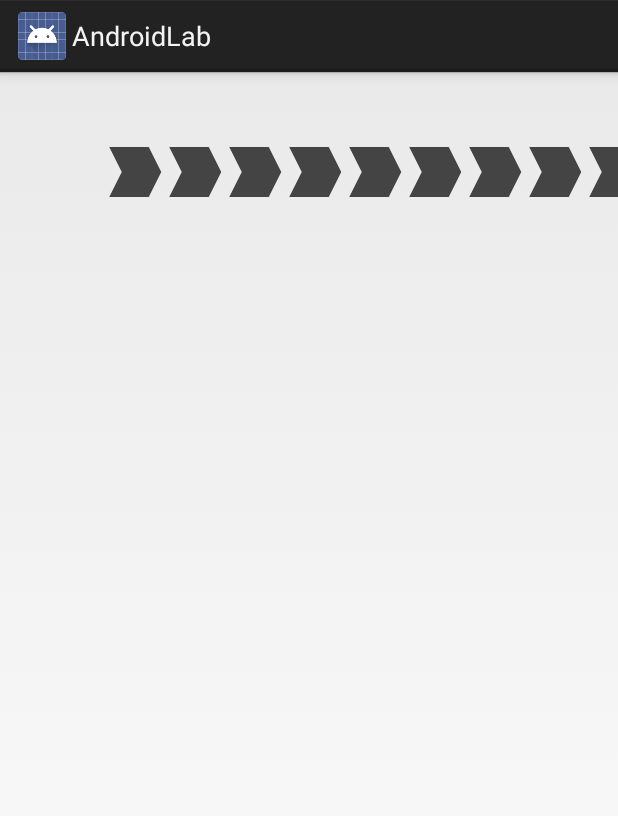
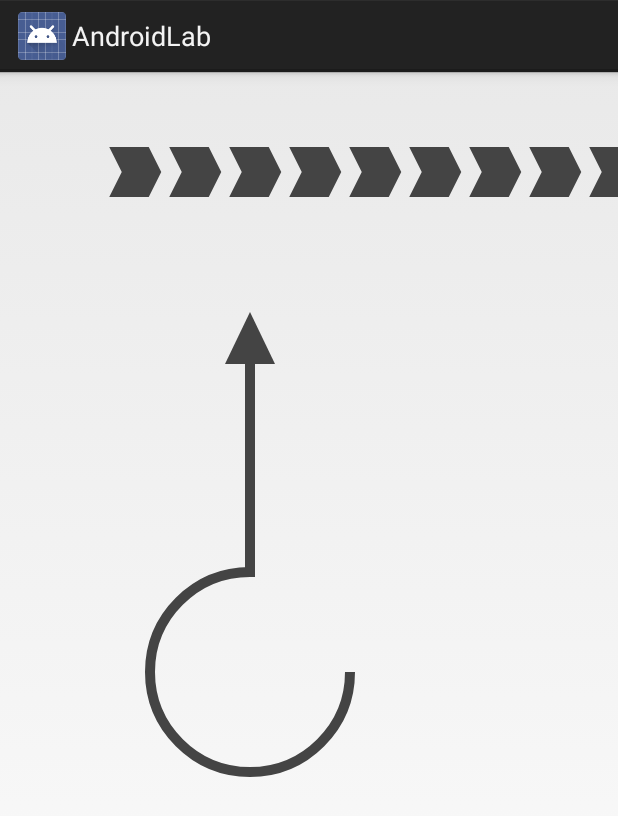
Before and after one commit to burulangtu/AndroidLab, an Android app: the DiyLoadingActivity screen opened directly, with no data from a screen before it, on a phone screen of 412 x 824 dp. Shown: the top 816 px of the screen. Run offline under Robolectric (Android 15) with nearby library versions, the phone set to English and light mode, and no system bars.

Commit message:
feat:PathEffect demo 参考资料：http://www.jianshu.com/p/29d025477f09

```diff
--- a/app/src/main/AndroidManifest.xml
+++ b/app/src/main/AndroidManifest.xml
@@ -30,7 +30,8 @@
         <activity android:name=".diyview.DIYViewActivity" />
         <activity android:name=".diybanner.DIYBannerActivity" />
         <activity android:name=".mixtypeset.MixTextImageActivity" />
-        <activity android:name=".diyloading.DiyLoadingActivity"></activity>
+        <activity android:name=".diyloading.DiyLoadingActivity" />
+        <activity android:name=".patheffect.PathEffectActivity"></activity>
     </application>
 
 </manifest>
--- a/app/src/main/java/com/sunkai/lab/androidlab/MainActivity.java
+++ b/app/src/main/java/com/sunkai/lab/androidlab/MainActivity.java
@@ -11,6 +11,7 @@ import com.sunkai.lab.androidlab.diybanner.DIYBannerActivity;
 import com.sunkai.lab.androidlab.diyloading.DiyLoadingActivity;
 import com.sunkai.lab.androidlab.diyview.DIYViewActivity;
 import com.sunkai.lab.androidlab.mixtypeset.MixTextImageActivity;
+import com.sunkai.lab.androidlab.patheffect.PathEffectActivity;
 
 public class MainActivity extends Activity {
 
@@ -46,6 +47,10 @@ public class MainActivity extends Activity {
         startActivity(new Intent(this, DiyLoadingActivity.class));
     }
 
+    public void pathEffect(View view) {
+        startActivity(new Intent(this, PathEffectActivity.class));
+    }
+
     @Override
     protected void onActivityResult(int requestCode, int resultCode, Intent data) {
         /**
--- a/app/src/main/java/com/sunkai/lab/androidlab/diyloading/DiyLoadingView.java
+++ b/app/src/main/java/com/sunkai/lab/androidlab/diyloading/DiyLoadingView.java
@@ -4,10 +4,13 @@ import android.animation.ObjectAnimator;
 import android.content.Context;
 import android.graphics.Canvas;
 import android.graphics.Color;
+import android.graphics.DashPathEffect;
 import android.graphics.Paint;
 import android.graphics.Path;
 import android.graphics.PathDashPathEffect;
 import android.graphics.PathEffect;
+import android.graphics.PathMeasure;
+import android.graphics.RectF;
 import android.support.annotation.Nullable;
 import android.util.AttributeSet;
 import android.view.View;
@@ -22,6 +25,12 @@ public class DiyLoadingView extends View {
     Path path;
     private float mWait;
     private ObjectAnimator mWaitAnimator;
+    Path mDragPath;
+    private Paint mDragPaint;
+    private float mDrag;
+    private float mFadeFactor = 10;
+    float dragLength;
+    private Paint mArrowPaint;
 
     public DiyLoadingView(Context context, @Nullable AttributeSet attrs) {
         super(context, attrs);
@@ -29,6 +38,9 @@ public class DiyLoadingView extends View {
         path = new Path();
         path.lineTo(500, 0);
         // 这里不能 close  不然 PathDashPathEffect 无法达到动画作用
+
+        mDragPath = makeDragPath(100);
+        dragLength = new PathMeasure(mDragPath, false).getLength();
     }
 
     private void init() {
@@ -37,13 +49,46 @@ public class DiyLoadingView extends View {
         mPaint.setStrokeWidth(50);
         mPaint.setColor(Color.DKGRAY);
 
+        mDragPaint = new Paint(Paint.ANTI_ALIAS_FLAG);
+        mDragPaint.setStyle(Paint.Style.STROKE);
+        mDragPaint.setStrokeWidth(10);
+        mDragPaint.setColor(Color.DKGRAY);
+
+        mArrowPaint = new Paint(mDragPaint);
+
+
         mWaitAnimator = ObjectAnimator.ofFloat(this, "wait", 1.0f, 0.0f).setDuration(4000);
         mWaitAnimator.setRepeatMode(ObjectAnimator.RESTART);
         mWaitAnimator.setRepeatCount(ObjectAnimator.INFINITE);
         mWaitAnimator.setInterpolator(new LinearInterpolator());
         mWaitAnimator.start();
+
+
+        ObjectAnimator.ofFloat(this, "drag", 1.0f, 0.0f).setDuration(4000 / 3).start();
     }
 
+    public void setDrag(float drag) {
+        mDrag = drag;
+
+        mDragPaint.setPathEffect(createPathEffect(dragLength, mDrag, 50));
+        mArrowPaint.setPathEffect(createArrowPathEffect(dragLength, mDrag, 50));
+
+        int alpha = (int) (Math.min((1.0f - mDrag) * mFadeFactor, 1.0f) * 255.0f);
+        mDragPaint.setAlpha(alpha);
+        mArrowPaint.setAlpha(alpha);
+
+        invalidate();
+    }
+
+    private PathEffect createArrowPathEffect(float pathLength, float phase, float offset) {
+        return new PathDashPathEffect(makeArrow(50, 50), pathLength,
+                Math.max(phase * pathLength, offset), PathDashPathEffect.Style.ROTATE);
+    }
+
+    private static PathEffect createPathEffect(float pathLength, float phase, float offset) {
+        return new DashPathEffect(new float[]{pathLength, pathLength},
+                Math.max(phase * pathLength, offset));
+    }
 
     public void setWait(float wait) {
         mWait = wait;
@@ -75,6 +120,62 @@ public class DiyLoadingView extends View {
         return p;
     }
 
+    /**
+     * 绘制三角箭头
+     *
+     * @param length
+     * @param height
+     * @return
+     */
+    private static Path makeArrow(float length, float height) {
+        Path p = new Path();
+        p.moveTo(-2.0f, -height / 2.0f);
+        p.lineTo(length, 0.0f);
+        p.lineTo(-2.0f, height / 2.0f);
+        p.close();
+        return p;
+    }
+
+    /**
+     * 绘制路径
+     *
+     * @param radius
+     * @return
+     */
+    private static Path makeDragPath(int radius) {
+        Path p = new Path();
+        RectF oval = new RectF(0.0f, 0.0f, radius * 2.0f, radius * 2.0f);
+
+        float cx = oval.centerX();
+        float cy = oval.centerY();
+        float rx = oval.width() / 2.0f;
+        float ry = oval.height() / 2.0f;
+
+        final float TAN_PI_OVER_8 = 0.414213562f;
+        final float ROOT_2_OVER_2 = 0.707106781f;
+
+        float sx = rx * TAN_PI_OVER_8;
+        float sy = ry * TAN_PI_OVER_8;
+        float mx = rx * ROOT_2_OVER_2;
+        float my = ry * ROOT_2_OVER_2;
+
+        float L = oval.left;
+        float T = oval.top;
+        float R = oval.right;
+        float B = oval.bottom;
+
+        p.moveTo(R, cy);
+        p.quadTo(R, cy + sy, cx + mx, cy + my);
+        p.quadTo(cx + sx, B, cx, B);
+        p.quadTo(cx - sx, B, cx - mx, cy + my);
+        p.quadTo(L, cy + sy, L, cy);
+        p.quadTo(L, cy - sy, cx - mx, cy - my);
+        p.quadTo(cx - sx, T, cx, T);
+        p.lineTo(cx, T - oval.height() * 1.3f);
+
+        return p;
+    }
+
     @Override
     protected void onDraw(Canvas canvas) {
         super.onDraw(canvas);
@@ -82,5 +183,11 @@ public class DiyLoadingView extends View {
         canvas.translate(100, 100);
         canvas.drawPath(path, mPaint);
         canvas.restore();
+
+        canvas.save();
+        canvas.translate(150, 500);
+        canvas.drawPath(mDragPath, mDragPaint);
+        canvas.drawPath(mDragPath, mArrowPaint);
+        canvas.restore();
     }
 }
```
Also changed, not shown: app/src/main/java/com/sunkai/lab/androidlab/patheffect/PathEffectActivity.java (added, +15 -0 lines), app/src/main/java/com/sunkai/lab/androidlab/patheffect/PathEffectView.java (added, +113 -0 lines), app/src/main/res/layout/activity_main.xml (+10 -0 lines), app/src/main/res/layout/activity_path_effect.xml (added, +11 -0 lines).
